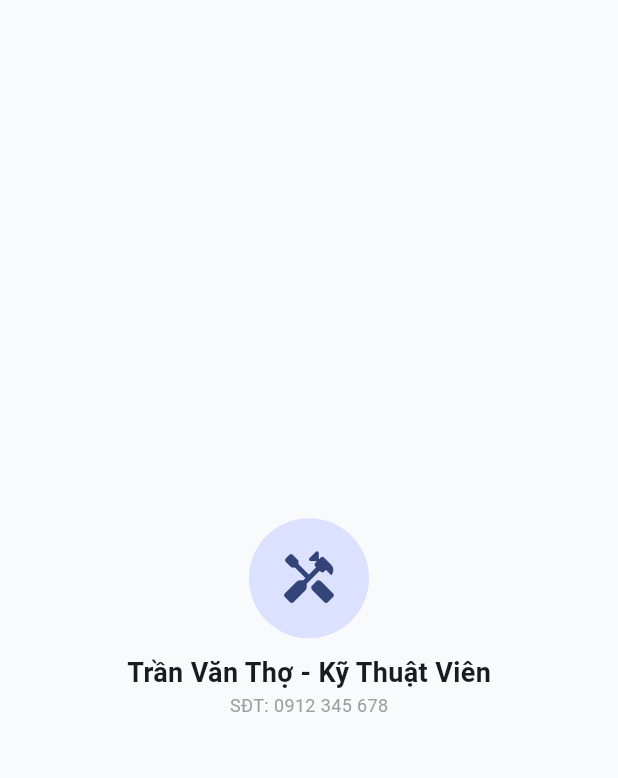
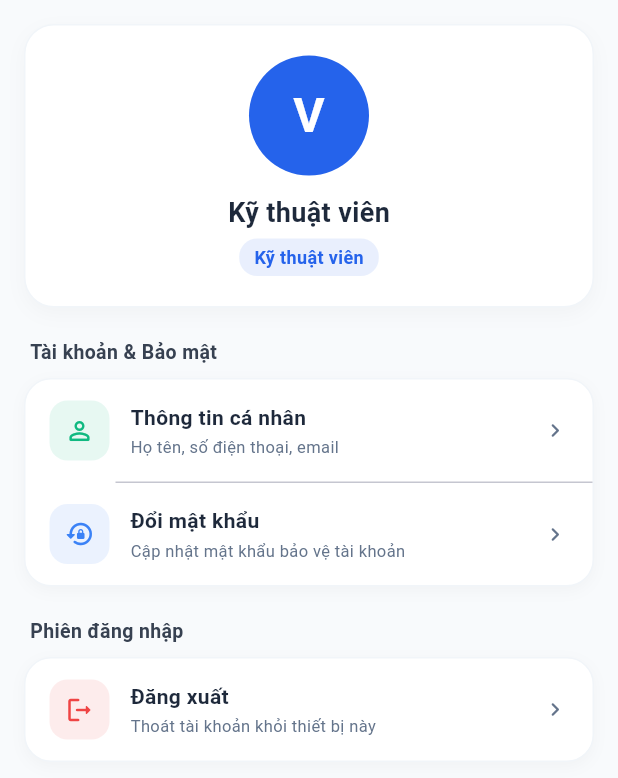
Before and after one commit to BunPun231/SE405-Nhom09-QuanLyPhongTro, a Flutter app: the TechnicianProfileScreen widget shown alone on an empty page, opened directly, on a phone screen of 412 x 824 dp. Shown: the top 778 px of the screen. Run offline on Flutter 3.47's test engine with Material 3 defaults, Android fonts, the phone set to English and light mode, and no system bars; our stand-ins replace camera, image_picker, shared_preferences; missing offline and left inert: google_mlkit_face_detection, tflite_flutter; accounts and stored records are empty.

Commit message:
feat(mobile): technician profile screen and live display name in header

```diff
--- a/mobile/lib/presentation/screens/main_navigation_screen.dart
+++ b/mobile/lib/presentation/screens/main_navigation_screen.dart
@@ -2,6 +2,7 @@ import 'package:flutter/material.dart';
 import 'package:shared_preferences/shared_preferences.dart';
 import '../../core/models/app_models.dart';
 import '../../core/network/api_client.dart';
+import '../../core/session/user_session.dart';
 import '../widgets/mobile_header.dart';
 import '../widgets/mobile_bottom_nav.dart';
 import '../widgets/mobile_menu_drawer.dart';
@@ -69,6 +70,7 @@ class _MainNavigationScreenState extends State<MainNavigationScreen> {
   void initState() {
     super.initState();
     _currentRole = widget.initialRole;
+    UserSession.displayName.value = widget.userName;
     _currentPage = _defaultPageForRole(widget.initialRole);
   }
 
@@ -193,7 +195,7 @@ class _MainNavigationScreenState extends State<MainNavigationScreen> {
         switch (_currentPage) {
           case 'tasks': return const TechnicianTasksScreen();
           case 'equipment': return const TechnicianEquipmentScreen();
-          case 'profile': return const TechnicianProfileScreen();
+          case 'profile': return TechnicianProfileScreen(onLogout: _handleLogout);
           default: return const TechnicianTasksScreen();
         }
       case UserRole.admin:
--- a/mobile/lib/presentation/screens/technician/technician_profile_screen.dart
+++ b/mobile/lib/presentation/screens/technician/technician_profile_screen.dart
@@ -1,22 +1,52 @@
 import 'package:flutter/material.dart';
+import '../../../core/constants/app_colors.dart';
+import '../../../core/session/user_session.dart';
+import '../../widgets/account_widgets.dart';
 
 class TechnicianProfileScreen extends StatelessWidget {
-  const TechnicianProfileScreen({Key? key}) : super(key: key);
+  final VoidCallback? onLogout;
+
+  const TechnicianProfileScreen({Key? key, this.onLogout}) : super(key: key);
 
   @override
   Widget build(BuildContext context) {
-    return const Scaffold(
-      body: Center(
-        child: Column(
-          mainAxisAlignment: MainAxisAlignment.center,
-          children: [
-            CircleAvatar(radius: 40, child: Icon(Icons.handyman_rounded, size: 40)),
-            SizedBox(height: 10),
-            Text('Trần Văn Thợ - Kỹ Thuật Viên', style: TextStyle(fontSize: 18, fontWeight: FontWeight.bold)),
-            Text('SĐT: 0912 345 678', style: TextStyle(fontSize: 12, color: Colors.grey)),
-          ],
+    return ListView(
+      padding: const EdgeInsets.fromLTRB(16, 16, 16, 90),
+      children: [
+        ValueListenableBuilder<String?>(
+          valueListenable: UserSession.displayName,
+          builder: (context, name, _) => ProfileSummaryCard(name: name ?? 'Kỹ thuật viên', badge: 'Kỹ thuật viên'),
         ),
-      ),
+        const SizedBox(height: 20),
+        const ProfileSectionTitle('Tài khoản & Bảo mật'),
+        ProfileMenuCard(tiles: [
+          ProfileTile(
+            icon: Icons.person_outline_rounded,
+            color: const Color(0xFF10B981),
+            title: 'Thông tin cá nhân',
+            subtitle: 'Họ tên, số điện thoại, email',
+            onTap: () => showProfileSheet(context),
+          ),
+          ProfileTile(
+            icon: Icons.lock_reset_rounded,
+            color: const Color(0xFF3B82F6),
+            title: 'Đổi mật khẩu',
+            subtitle: 'Cập nhật mật khẩu bảo vệ tài khoản',
+            onTap: () => showChangePasswordSheet(context),
+          ),
+        ]),
+        const SizedBox(height: 20),
+        const ProfileSectionTitle('Phiên đăng nhập'),
+        ProfileMenuCard(tiles: [
+          ProfileTile(
+            icon: Icons.logout_rounded,
+            color: AppColors.danger,
+            title: 'Đăng xuất',
+            subtitle: 'Thoát tài khoản khỏi thiết bị này',
+            onTap: () => confirmLogout(context, roleLabel: 'kỹ thuật viên', onConfirm: () => onLogout?.call()),
+          ),
+        ]),
+      ],
     );
   }
 }
```
Also changed, not shown: mobile/lib/presentation/widgets/mobile_header.dart (+18 -3 lines).
